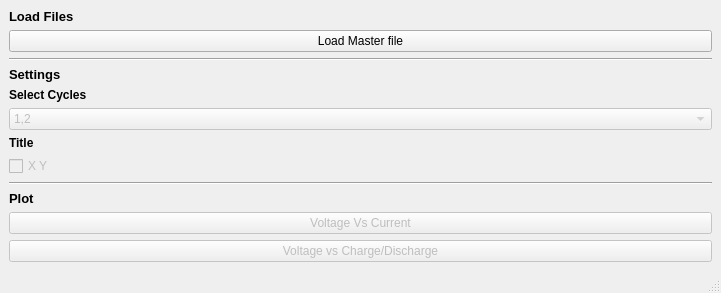
Before: the Qt Designer form cycle-compare/view/main_view.ui in abdullahsumbal/data-analysis, drawn with Qt 5.
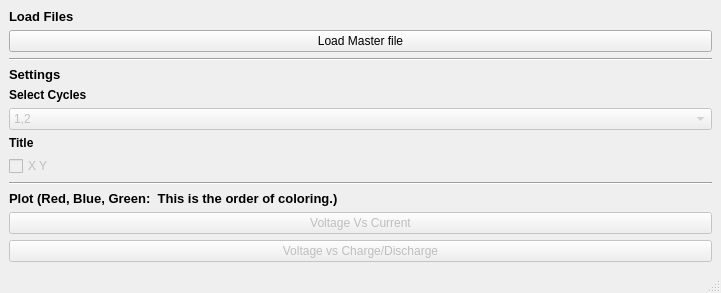
After: the same form once the commit is applied.

What changed in the file:
```diff
--- a/cycle-compare/view/main_view.ui
+++ b/cycle-compare/view/main_view.ui
@@ -107,7 +107,7 @@
          </font>
         </property>
         <property name="text">
-         <string>Plot</string>
+         <string>Plot (Red, Blue, Green:  This is the order of coloring.)</string>
         </property>
        </widget>
       </item>
```
